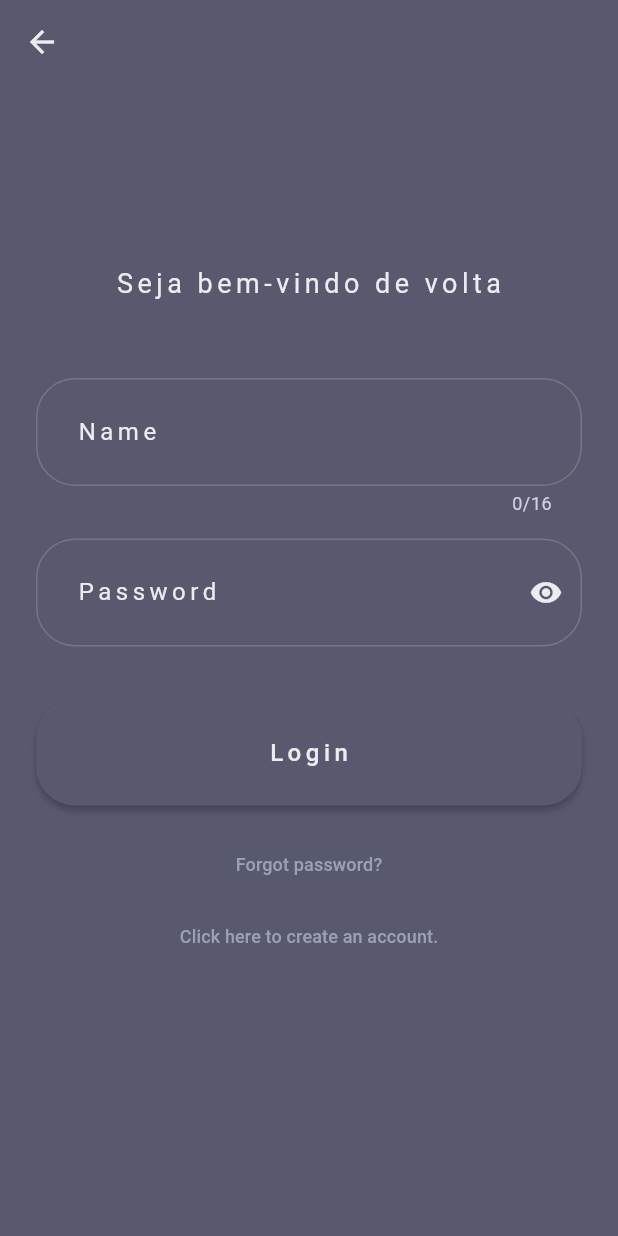
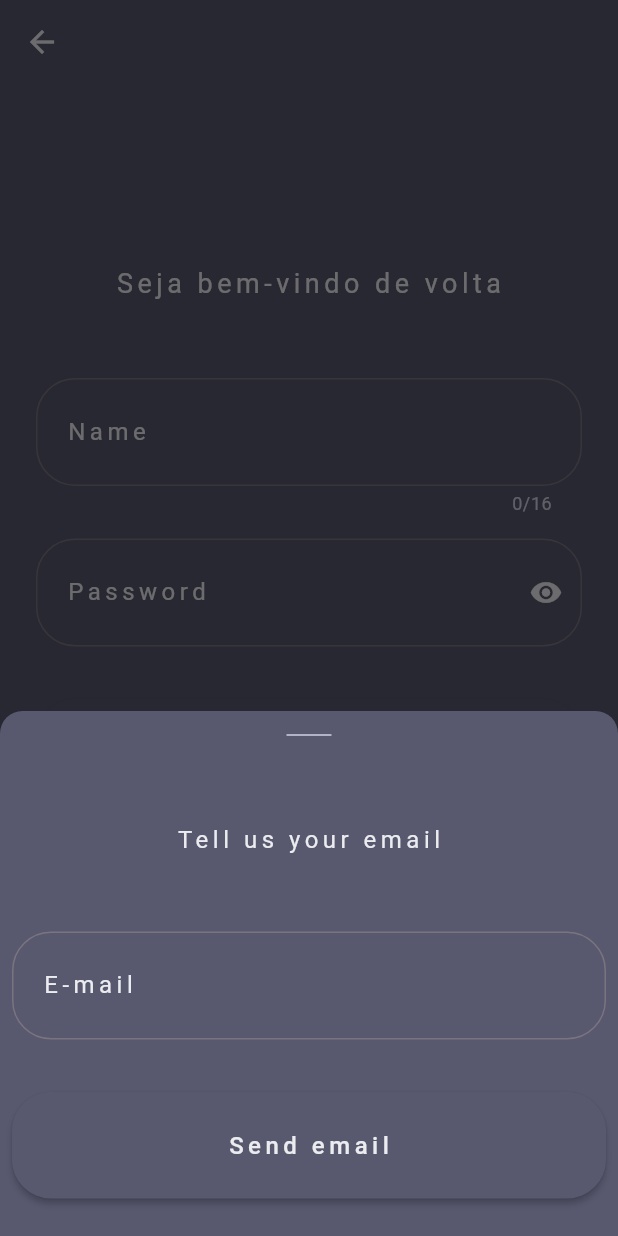
Before and after one commit to devherik/FlutterBasics101, a Flutter app: the AuthPage screen opened by its route, after a tap on "Forgot password?", on a phone screen of 412 x 824 dp. Run offline on Flutter 3.47's test engine with Material 3 defaults, Android fonts, the phone set to English and light mode, and no system bars; our stand-ins replace go_router.

Commit message:
stable 01

```diff
--- a/lib/config/app_router.dart
+++ b/lib/config/app_router.dart
@@ -46,5 +46,5 @@ class AppRouter {
         )
       ],
     ),
-  ], initialLocation: '/home/auth');
+  ], initialLocation: '/home');
 }
--- a/lib/pages/auth_page.dart
+++ b/lib/pages/auth_page.dart
@@ -2,6 +2,7 @@ import 'package:basic101/controllers/auth_controller.dart';
 import 'package:flutter/material.dart';
 
 import 'package:basic101/config/app_globals.dart' as global;
+import 'package:go_router/go_router.dart';
 
 class AuthPage extends StatefulWidget {
   const AuthPage({super.key});
@@ -14,6 +15,7 @@ class _AuthPageState extends State<AuthPage> {
   final _controller = AuthController();
   final _nameTextController = TextEditingController();
   final _passwordTextController = TextEditingController();
+  final _emailTextController = TextEditingController();
   bool _showPassword = false;
   @override
   Widget build(BuildContext context) {
@@ -29,9 +31,11 @@ class _AuthPageState extends State<AuthPage> {
         height: MediaQuery.of(context).size.height,
         child: Center(
           child: SingleChildScrollView(
+            reverse: true,
             child: Column(
               mainAxisAlignment: MainAxisAlignment.center,
               crossAxisAlignment: CrossAxisAlignment.center,
+              verticalDirection: VerticalDirection.down,
               children: <Widget>[
                 const Text(
                   'Seja bem-vindo de volta',
@@ -45,7 +49,12 @@ class _AuthPageState extends State<AuthPage> {
                 loginButtom(),
                 const SizedBox(height: 15),
                 MaterialButton(
-                  onPressed: () {},
+                  onPressed: () {
+                    showModalBottomSheet(
+                      context: context,
+                      builder: (context) => passwordRecoveryModal(),
+                    );
+                  },
                   color: global.sombreGrey,
                   elevation: 0,
                   splashColor: global.sombreGrey,
@@ -88,10 +97,83 @@ class _AuthPageState extends State<AuthPage> {
     }
   }
 
+  Widget passwordRecoveryModal() {
+    return Container(
+      decoration: const BoxDecoration(
+        borderRadius: BorderRadius.only(
+            topLeft: Radius.circular(15), topRight: Radius.circular(15)),
+        color: global.sombreGrey,
+      ),
+      padding: const EdgeInsets.all(8),
+      height: 350,
+      child: Column(
+        mainAxisAlignment: MainAxisAlignment.start,
+        crossAxisAlignment: CrossAxisAlignment.center,
+        children: <Widget>[
+          const Align(
+            alignment: Alignment.center,
+            child: SizedBox(
+                width: 30,
+                child: Divider(
+                  color: global.naturallyCalm,
+                  thickness: 1,
+                )),
+          ),
+          const SizedBox(height: 50),
+          const Text(
+            'Tell us your email',
+            style: TextStyle(fontSize: 16),
+          ),
+          const SizedBox(height: 50),
+          emailField(),
+          const SizedBox(
+            height: 35,
+          ),
+          MaterialButton(
+            padding: const EdgeInsets.symmetric(vertical: 24, horizontal: 12),
+            minWidth: MediaQuery.of(context).size.width,
+            onPressed: () async {
+              if (_emailTextController.text.isNotEmpty) {
+                showDialog(
+                  context: context,
+                  builder: (context) => AlertDialog(
+                    backgroundColor: global.sombreGrey,
+                    elevation: 4,
+                    shape: RoundedRectangleBorder(
+                        borderRadius: BorderRadius.circular(16)),
+                    title: const Text(
+                      'Check your email inbox',
+                      textAlign: TextAlign.center,
+                      style: TextStyle(
+                          fontSize: 16,
+                          color: global.brightGrey,
+                          letterSpacing: 3),
+                    ),
+                  ),
+                ).whenComplete(() => context.pop());
+              } else {}
+            },
+            splashColor: global.brightGrey,
+            elevation: 2,
+            color: global.sombreGrey,
+            shape:
+                RoundedRectangleBorder(borderRadius: BorderRadius.circular(26)),
+            child: const Text(
+              'Send email',
+              style: TextStyle(
+                  color: global.brightGrey, letterSpacing: 3, fontSize: 16),
+            ),
+          )
+        ],
+      ),
+    );
+  }
+
   Widget nameField() => TextFormField(
         controller: _nameTextController,
         maxLines: 1,
         keyboardType: TextInputType.name,
+        textInputAction: TextInputAction.next,
         textAlign: TextAlign.start,
         maxLength: 16,
         style: const TextStyle(
@@ -100,7 +182,7 @@ class _AuthPageState extends State<AuthPage> {
           contentPadding:
               const EdgeInsets.symmetric(vertical: 24, horizontal: 16),
           label: const Text(
-            ' Name',
+            'Name',
             style: TextStyle(
                 fontSize: 16, color: global.brightGrey, letterSpacing: 3),
           ),
@@ -124,10 +206,47 @@ class _AuthPageState extends State<AuthPage> {
         ),
       );
 
+  Widget emailField() => TextFormField(
+        controller: _emailTextController,
+        maxLines: 1,
+        keyboardType: TextInputType.emailAddress,
+        textInputAction: TextInputAction.next,
+        textAlign: TextAlign.start,
+        style: const TextStyle(
+            fontSize: 16, color: global.brightGrey, letterSpacing: 3),
+        decoration: InputDecoration(
+          contentPadding:
+              const EdgeInsets.symmetric(vertical: 24, horizontal: 16),
+          label: const Text(
+            'E-mail',
+            style: TextStyle(
+                fontSize: 16, color: global.brightGrey, letterSpacing: 3),
+          ),
+          fillColor: global.sombreGrey,
+          border: OutlineInputBorder(
+            borderRadius: BorderRadius.circular(26),
+            borderSide: const BorderSide(
+              color: global.sombreGrey,
+            ),
+          ),
+          focusedBorder: OutlineInputBorder(
+            borderRadius: BorderRadius.circular(26),
+            borderSide: const BorderSide(
+              color: global.sombreGrey,
+            ),
+          ),
+          counterStyle: const TextStyle(color: global.naturallyCalm),
+          hintText: 'Insert your email',
+          hintStyle: const TextStyle(
+              fontSize: 14, color: Colors.grey, letterSpacing: 3),
+        ),
+      );
+
   Widget passwordFiel() => TextFormField(
         controller: _passwordTextController,
         maxLines: 1,
         keyboardType: TextInputType.visiblePassword,
+        textInputAction: TextInputAction.next,
         obscureText: _showPassword,
         textAlign: TextAlign.start,
         style: const TextStyle(
@@ -136,7 +255,7 @@ class _AuthPageState extends State<AuthPage> {
           contentPadding:
               const EdgeInsets.symmetric(vertical: 24, horizontal: 16),
           label: const Text(
-            ' Password',
+            'Password',
             style: TextStyle(
                 fontSize: 16, color: global.brightGrey, letterSpacing: 3),
           ),
--- a/lib/pages/home_page.dart
+++ b/lib/pages/home_page.dart
@@ -27,12 +27,13 @@ class _HomePageState extends State<HomePage> {
               crossAxisAlignment: CrossAxisAlignment.center,
               mainAxisAlignment: MainAxisAlignment.center,
               children: [
+                SizedBox(height: MediaQuery.of(context).size.height * .25),
                 const Padding(
                   padding: EdgeInsets.symmetric(vertical: 14),
                   child: Text(
-                    'Bem vindo ao Basic 101, app voltado a testes e aprimoramento.',
+                    'Be welcome to Basics101, an app to improve my Flutter skills and to become awesome at it',
                     style: TextStyle(
-                        fontSize: 38,
+                        fontSize: 28,
                         letterSpacing: 0,
                         leadingDistribution:
                             TextLeadingDistribution.proportional),
```
Also changed, not shown: lib/pages/valuenotifier_page.dart (+3 -12 lines).
